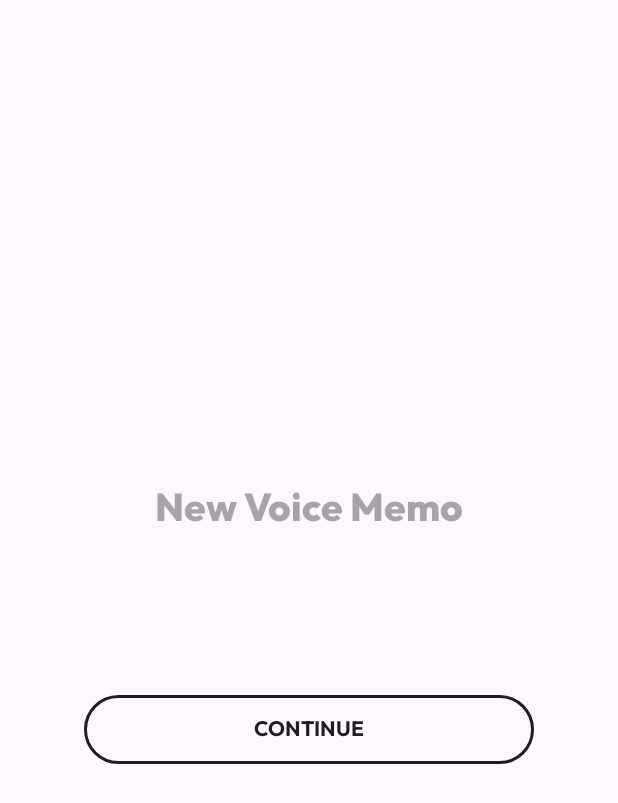
After one commit to AnastasiaGolyuk/DogSimulator, an Android app: the layout fragment_rename_voice_memo.xml on its own in the app's theme, with its tools: preview values and no code run, on a phone screen of 412 x 824 dp. The commit adds this screen. Shown: the top 803 px of the screen. Run offline under Robolectric (Android 15) with nearby library versions, the phone set to English and light mode, and no system bars.

Commit message:
Add Rename Voice Memos functionality.

```diff
--- a/app/src/main/AndroidManifest.xml
+++ b/app/src/main/AndroidManifest.xml
@@ -29,6 +29,7 @@
             android:exported="false" />
         <activity
             android:name=".MainActivity"
+            android:windowSoftInputMode="adjustResize"
             android:exported="true"
             android:theme="@style/Theme.App.SplashScreen">
             <intent-filter>
--- /dev/null
+++ b/app/src/main/res/drawable/outline_stop_circle_36.xml
@@ -0,0 +1,5 @@
+<vector android:height="36dp" android:tint="#000000"
+    android:viewportHeight="24" android:viewportWidth="24"
+    android:width="36dp" xmlns:android="http://schemas.android.com/apk/res/android">
+    <path android:fillColor="@android:color/white" android:pathData="M12,2C6.48,2 2,6.48 2,12c0,5.52 4.48,10 10,10s10,-4.48 10,-10C22,6.48 17.52,2 12,2zM12,20c-4.42,0 -8,-3.58 -8,-8s3.58,-8 8,-8s8,3.58 8,8S16.42,20 12,20zM16,16H8V8h8V16z"/>
+</vector>
--- a/app/src/main/res/layout-v28/activity_main.xml
+++ b/app/src/main/res/layout-v28/activity_main.xml
@@ -5,6 +5,7 @@
     android:layout_width="match_parent"
     android:layout_height="match_parent"
     android:orientation="vertical"
+    android:isScrollContainer="false"
     tools:context=".MainActivity">
 
     <androidx.viewpager2.widget.ViewPager2
--- /dev/null
+++ b/app/src/main/res/layout/fragment_rename_voice_memo.xml
@@ -0,0 +1,44 @@
+<?xml version="1.0" encoding="utf-8"?>
+<LinearLayout xmlns:android="http://schemas.android.com/apk/res/android"
+    xmlns:tools="http://schemas.android.com/tools"
+    xmlns:app="http://schemas.android.com/apk/res-auto"
+    android:orientation="vertical"
+    android:layout_width="match_parent"
+    android:layout_height="match_parent"
+    android:gravity="center"
+    tools:context=".MainActivity">
+
+
+    <EditText
+        android:id="@+id/editText"
+        android:layout_width="match_parent"
+        android:layout_height="wrap_content"
+        android:layout_marginHorizontal="16dp"
+        android:textSize="26sp"
+        android:hint="@string/new_voice_memo"
+        android:fontFamily="@font/outfit_extra_bold"
+        android:layout_gravity="center"
+        android:textColor="@color/black"
+        android:textAlignment="center"
+        android:backgroundTint="@color/transparent"
+        android:inputType="text"
+
+        />
+
+
+    <com.google.android.material.button.MaterialButton
+        android:id="@+id/renameButton"
+        style="@style/Widget.Material3.Button.OutlinedButton"
+        android:layout_marginTop="90dp"
+        android:text="@string/string_continue"
+        android:layout_width="300dp"
+        android:layout_height="54dp"
+        android:layout_gravity="center"
+        app:strokeWidth="2dp"
+        app:strokeColor="@color/black"
+        android:textColor="@color/black"
+        android:fontFamily="@font/outfit_bold"
+        android:textAllCaps="true"
+        android:textSize="14sp" />
+
+</LinearLayout>
--- a/app/src/main/res/layout/fragment_voice_memos.xml
+++ b/app/src/main/res/layout/fragment_voice_memos.xml
@@ -68,5 +68,4 @@
         app:iconSize="0dp"
         app:iconTintMode="multiply" />
 
-
 </RelativeLayout>
--- a/app/src/main/res/layout/fragment_whistle.xml
+++ b/app/src/main/res/layout/fragment_whistle.xml
@@ -22,10 +22,7 @@
             android:textColor="@color/black"
             android:textSize="16sp"
             app:icon="@drawable/how_to_icon"
-            app:iconTint="@color/cornflower">
-
-        </com.google.android.material.button.MaterialButton>
-
+            app:iconTint="@color/cornflower"/>
 
         <com.google.android.material.button.MaterialButton
             android:id="@+id/whistleButton"
--- a/app/src/main/res/values/strings.xml
+++ b/app/src/main/res/values/strings.xml
@@ -22,4 +22,5 @@
     <string name="dog_simulator">Dog simulator</string>
     <string name="sliderValueText">100000 Hz</string>
     <string name="voice_memos_intro_text">Capture favorite moments with your dog. Create new emoji sounds.</string>
+    <string name="new_voice_memo">New Voice Memo</string>
 </resources>
--- a/app/src/main/res/values/styles.xml
+++ b/app/src/main/res/values/styles.xml
@@ -8,7 +8,7 @@
         <item name="cornerSize">50%</item>
     </style>
 
-    <style name="RoundIconButton">
+    <style name="RoundIconButton" parent="Widget.Material3.Button.Icon">
         <item name="android:backgroundTint">@color/green</item>
         <item name="android:insetLeft">0dp</item>
         <item name="android:insetTop">0dp</item>
```
Also changed, not shown: app/src/main/java/test/createx/dogsimulator/MainActivity.kt (+1 -1 lines), app/src/main/java/test/createx/dogsimulator/apadters/AudioListAdapter.kt (+52 -11 lines), app/src/main/java/test/createx/dogsimulator/record/AudioRecorder.kt (+10 -3 lines), app/src/main/java/test/createx/dogsimulator/ui/views/fragments/RenameVoiceMemoFragment.kt (added, +54 -0 lines), app/src/main/java/test/createx/dogsimulator/ui/views/fragments/VoiceMemosFragment.kt (+9 -24 lines), app/src/main/java/test/createx/dogsimulator/ui/views/fragments/WhistleFragment.kt (+6 -9 lines), app/src/main/res/layout/audio_list_item.xml (+21 -4 lines).
